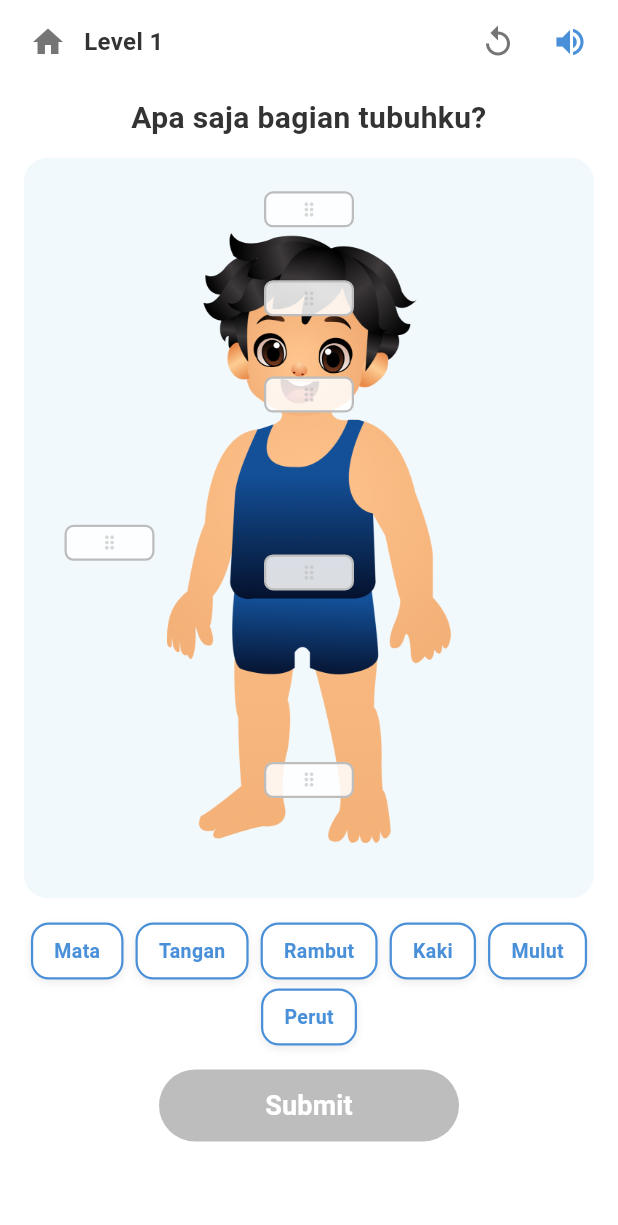
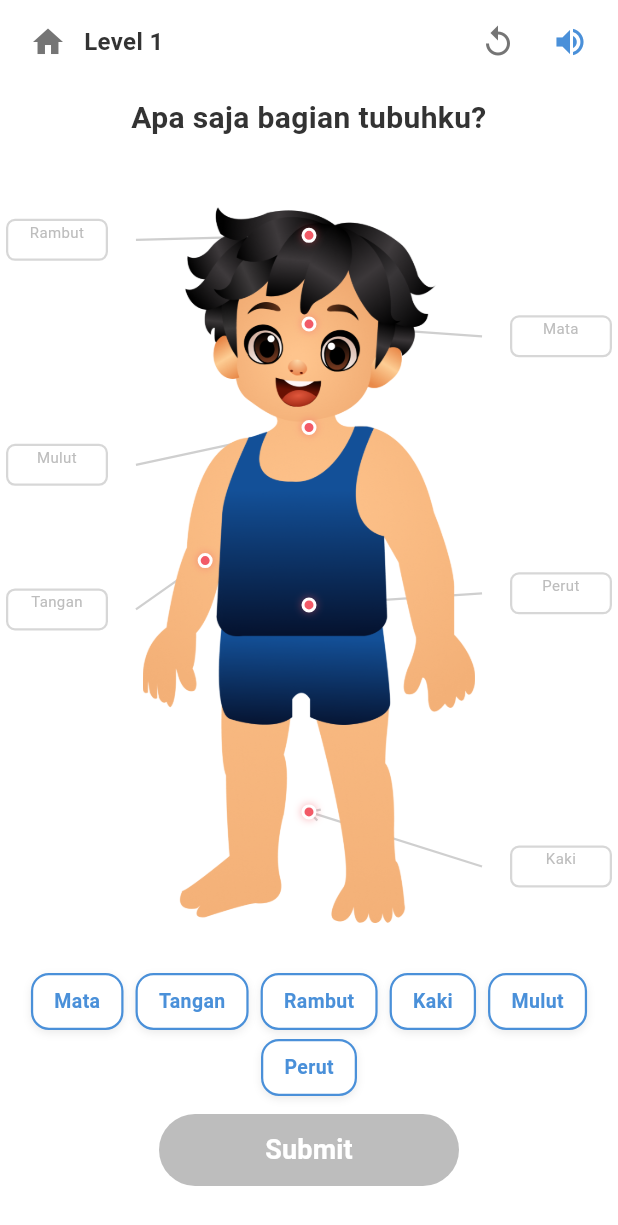
Before and after one commit to mayshacutes/BOBIE, a Flutter app: the Level1Screen screen opened by its route, on a phone screen of 412 x 824 dp. Shown: the top 1225 px of the screen. Run offline on Flutter 3.47's test engine with Material 3 defaults, Android fonts, the phone set to English and light mode, and no system bars; our stand-ins replace google_fonts; Roboto replaces fonts that are missing (Jua).

Commit message:
Level 1: kotak mata kanan, kotak mulut kiri, anak panah ke bagian tubuh

```diff
--- a/bobie_app/lib/screens/modul/games/level1_screen.dart
+++ b/bobie_app/lib/screens/modul/games/level1_screen.dart
@@ -1,3 +1,4 @@
+import 'dart:math' as math;
 import 'package:flutter/material.dart';
 import 'package:google_fonts/google_fonts.dart';
 import '../../../theme.dart';
@@ -18,12 +19,12 @@ class _Level1ScreenState extends State<Level1Screen> {
   String? _highlightedPart;
 
   final List<_BodyPart> _bodyParts = [
-    _BodyPart('rambut', 'Rambut', 0.50, 0.07),
-    _BodyPart('mata', 'Mata', 0.50, 0.19),
-    _BodyPart('mulut', 'Mulut', 0.50, 0.32),
-    _BodyPart('tangan', 'Tangan', 0.15, 0.52),
-    _BodyPart('perut', 'Perut', 0.50, 0.56),
-    _BodyPart('kaki', 'Kaki', 0.50, 0.84),
+    _BodyPart('rambut', 'Rambut', 0.50, 0.07, 'left', 0.07),
+    _BodyPart('mata', 'Mata', 0.50, 0.19, 'right', 0.19),
+    _BodyPart('mulut', 'Mulut', 0.50, 0.33, 'left', 0.35),
+    _BodyPart('tangan', 'Tangan', 0.20, 0.51, 'left', 0.53),
+    _BodyPart('perut', 'Perut', 0.50, 0.57, 'right', 0.51),
+    _BodyPart('kaki', 'Kaki', 0.50, 0.85, 'right', 0.85),
   ];
 
   late Map<String, String?> _dropTargets;
@@ -140,17 +141,17 @@ class _Level1ScreenState extends State<Level1Screen> {
             Expanded(
               child: SingleChildScrollView(
                 child: Padding(
-                  padding: const EdgeInsets.fromLTRB(16, 8, 16, 24),
+                  padding: const EdgeInsets.fromLTRB(0, 8, 0, 24),
                   child: Column(
                     children: [
                       Text('Apa saja bagian tubuhku?',
                           style: GoogleFonts.jua(fontSize: 20, fontWeight: FontWeight.w600, color: AppColors.black),
                           textAlign: TextAlign.center),
+                      const SizedBox(height: 8),
+                      _buildGameArea(),
                       const SizedBox(height: 12),
-                      _buildBodyImage(),
-                      const SizedBox(height: 16),
                       _buildLabelsRow(),
-                      const SizedBox(height: 16),
+                      const SizedBox(height: 12),
                       SizedBox(
                         width: 200,
                         height: 48,
@@ -206,25 +207,51 @@ class _Level1ScreenState extends State<Level1Screen> {
     );
   }
 
-  Widget _buildBodyImage() {
+  Widget _buildGameArea() {
     return LayoutBuilder(
       builder: (context, constraints) {
-        final cw = constraints.maxWidth;
-        final ch = cw * 1.3;
-        return Container(
-          width: cw,
-          height: ch,
-          decoration: BoxDecoration(
-            color: AppColors.lightSkyBlue.withValues(alpha: 0.3),
-            borderRadius: BorderRadius.circular(16),
-          ),
+        final W = constraints.maxWidth;
+        final areaHeight = W * 1.3;
+
+        final marginX = W * 0.22;
+        final imageLeft = marginX;
+        final imageRight = W - marginX;
+        final imageWidth = imageRight - imageLeft;
+        final imageTop = areaHeight * 0.04;
+        final imageBottom = areaHeight * 0.96;
+        final imageHeight = imageBottom - imageTop;
+
+        const boxW = 68.0;
+        const boxH = 28.0;
+
+        final arrows = <_ArrowData>[];
+        for (var part in _bodyParts) {
+          final mX = imageLeft + part.markerX * imageWidth;
+          final mY = imageTop + part.markerY * imageHeight;
+          final bY = imageTop + part.boxY * areaHeight;
+          if (part.side == 'left') {
+            arrows.add(_ArrowData(Offset(W * 0.22, bY), Offset(mX, mY)));
+          } else {
+            arrows.add(_ArrowData(Offset(W * 0.78, bY), Offset(mX, mY)));
+          }
+        }
+
+        return SizedBox(
+          width: W,
+          height: areaHeight,
           child: Stack(
+            clipBehavior: Clip.none,
             children: [
-              Center(
+              Positioned.fill(
+                child: CustomPaint(painter: _ArrowPainter(arrows: arrows)),
+              ),
+              Positioned(
+                left: imageLeft,
+                top: imageTop,
+                width: imageWidth,
+                height: imageHeight,
                 child: Image.asset(
                   'assets/images/bob_renang.png',
-                  width: cw * 0.85,
-                  height: ch * 0.85,
                   fit: BoxFit.contain,
                   errorBuilder: (context, error, stackTrace) => Center(
                     child: Text('Gambar Bob',
@@ -234,10 +261,57 @@ class _Level1ScreenState extends State<Level1Screen> {
               ),
               for (var part in _bodyParts)
                 Positioned(
-                  left: cw * part.relX - 30,
-                  top: ch * part.relY - 12,
-                  child: _buildDropZone(part, 60, 24),
+                  left: imageLeft + part.markerX * imageWidth - 5,
+                  top: imageTop + part.markerY * imageHeight - 5,
+                  child: GestureDetector(
+                    onTap: () {
+                      if (!submitted && soundOn) {
+                        setState(() => _highlightedPart = part.id);
+                        Future.delayed(const Duration(milliseconds: 600), () {
+                          if (mounted) setState(() => _highlightedPart = null);
+                        });
+                        ScaffoldMessenger.of(context).clearSnackBars();
+                        ScaffoldMessenger.of(context).showSnackBar(
+                          SnackBar(
+                            content: Text(part.label, style: GoogleFonts.jua(fontSize: 14)),
+                            duration: const Duration(seconds: 1),
+                            backgroundColor: AppColors.primaryBlue,
+                          ),
+                        );
+                      }
+                    },
+                    child: AnimatedContainer(
+                      duration: const Duration(milliseconds: 300),
+                      width: _highlightedPart == part.id ? 14 : 10,
+                      height: _highlightedPart == part.id ? 14 : 10,
+                      decoration: BoxDecoration(
+                        shape: BoxShape.circle,
+                        color: _highlightedPart == part.id ? AppColors.orange : const Color(0xFFF25A67),
+                        border: Border.all(color: Colors.white, width: 2),
+                        boxShadow: [
+                          BoxShadow(
+                            color: (_highlightedPart == part.id ? AppColors.orange : const Color(0xFFF25A67))
+                                .withValues(alpha: 0.5),
+                            blurRadius: 4,
+                          ),
+                        ],
+                      ),
+                    ),
+                  ),
                 ),
+              for (var part in _bodyParts)
+                if (part.side == 'left')
+                  Positioned(
+                    left: 4,
+                    top: imageTop + part.boxY * areaHeight - boxH / 2,
+                    child: _buildDropBox(part, boxW, boxH),
+                  )
+                else
+                  Positioned(
+                    right: 4,
+                    top: imageTop + part.boxY * areaHeight - boxH / 2,
+                    child: _buildDropBox(part, boxW, boxH),
+                  ),
             ],
           ),
         );
@@ -245,7 +319,7 @@ class _Level1ScreenState extends State<Level1Screen> {
     );
   }
 
-  Widget _buildDropZone(_BodyPart part, double w, double h) {
+  Widget _buildDropBox(_BodyPart part, double boxW, double boxH) {
     final isFilled = _dropTargets[part.id] != null;
     final isCorrect = submitted && _dropTargets[part.id] == part.id;
     final isWrong = submitted && _dropTargets[part.id] != null && _dropTargets[part.id] != part.id;
@@ -255,36 +329,19 @@ class _Level1ScreenState extends State<Level1Screen> {
       builder: (context, candidateData, rejectedData) {
         final isHovering = candidateData.isNotEmpty;
         return GestureDetector(
-          onTap: () {
-            if (!submitted && soundOn) {
-              setState(() => _highlightedPart = part.id);
-              Future.delayed(const Duration(milliseconds: 600), () {
-                if (mounted) setState(() => _highlightedPart = null);
-              });
-              ScaffoldMessenger.of(context).clearSnackBars();
-              ScaffoldMessenger.of(context).showSnackBar(
-                SnackBar(
-                  content: Text(part.label, style: GoogleFonts.jua(fontSize: 14)),
-                  duration: const Duration(seconds: 1),
-                  backgroundColor: AppColors.primaryBlue,
-                ),
-              );
-            } else if (isFilled && !submitted) {
-              _removeLabelFromSlot(part.id);
-            }
-          },
+          onTap: isFilled && !submitted ? () => _removeLabelFromSlot(part.id) : null,
           child: AnimatedContainer(
             duration: const Duration(milliseconds: 200),
-            width: w,
-            height: h,
+            width: boxW,
+            height: boxH,
             decoration: BoxDecoration(
               color: isCorrect
-                  ? Colors.green.withValues(alpha: 0.25)
+                  ? Colors.green.withValues(alpha: 0.2)
                   : isWrong
-                      ? Colors.red.withValues(alpha: 0.25)
+                      ? Colors.red.withValues(alpha: 0.2)
                       : isHovering
                           ? AppColors.primaryBlue.withValues(alpha: 0.15)
-                          : Colors.white.withValues(alpha: 0.85),
+                          : Colors.white,
               borderRadius: BorderRadius.circular(6),
               border: Border.all(
                 color: isCorrect
@@ -293,7 +350,7 @@ class _Level1ScreenState extends State<Level1Screen> {
                         ? Colors.red
                         : isFilled
                             ? AppColors.primaryBlue
-                            : AppColors.gray,
+                            : AppColors.gray.withValues(alpha: 0.6),
                 width: isFilled ? 2 : 1.5,
               ),
             ),
@@ -323,9 +380,9 @@ class _Level1ScreenState extends State<Level1Screen> {
                         ),
                     ],
                   )
-                : Center(
-                    child: Icon(Icons.drag_indicator, size: 14, color: AppColors.gray.withValues(alpha: 0.6)),
-                  ),
+                : Text(part.label,
+                    style: GoogleFonts.jua(fontSize: 10, color: AppColors.gray),
+                    textAlign: TextAlign.center),
           ),
         );
       },
@@ -393,7 +450,56 @@ class _Level1ScreenState extends State<Level1Screen> {
 class _BodyPart {
   final String id;
   final String label;
-  final double relX;
-  final double relY;
-  const _BodyPart(this.id, this.label, this.relX, this.relY);
+  final double markerX;
+  final double markerY;
+  final String side;
+  final double boxY;
+  const _BodyPart(this.id, this.label, this.markerX, this.markerY, this.side, this.boxY);
 }
+
+class _ArrowData {
+  final Offset from;
+  final Offset to;
+  const _ArrowData(this.from, this.to);
+}
+
+class _ArrowPainter extends CustomPainter {
+  final List<_ArrowData> arrows;
+  _ArrowPainter({required this.arrows});
+
+  @override
+  void paint(Canvas canvas, Size size) {
+    final paint = Paint()
+      ..color = AppColors.darkGray.withValues(alpha: 0.35)
+      ..strokeWidth = 1.5
+      ..style = PaintingStyle.stroke;
+
+    for (var arrow in arrows) {
+      canvas.drawLine(arrow.from, arrow.to, paint);
+
+      final dx = arrow.to.dx - arrow.from.dx;
+      final dy = arrow.to.dy - arrow.from.dy;
+      if (dx == 0 && dy == 0) continue;
+      final angle = math.atan2(dy, dx);
+      const arrowLen = 8.0;
+      const arrowAngle = 0.5;
+
+      final path = Path()
+        ..moveTo(arrow.to.dx, arrow.to.dy)
+        ..lineTo(
+          arrow.to.dx - arrowLen * math.cos(angle - arrowAngle),
+          arrow.to.dy - arrowLen * math.sin(angle - arrowAngle),
+        )
+        ..moveTo(arrow.to.dx, arrow.to.dy)
+        ..lineTo(
+          arrow.to.dx - arrowLen * math.cos(angle + arrowAngle),
+          arrow.to.dy - arrowLen * math.sin(angle + arrowAngle),
+        );
+
+      canvas.drawPath(path, paint);
+    }
+  }
+
+  @override
+  bool shouldRepaint(covariant _ArrowPainter oldDelegate) => true;
+}
```
